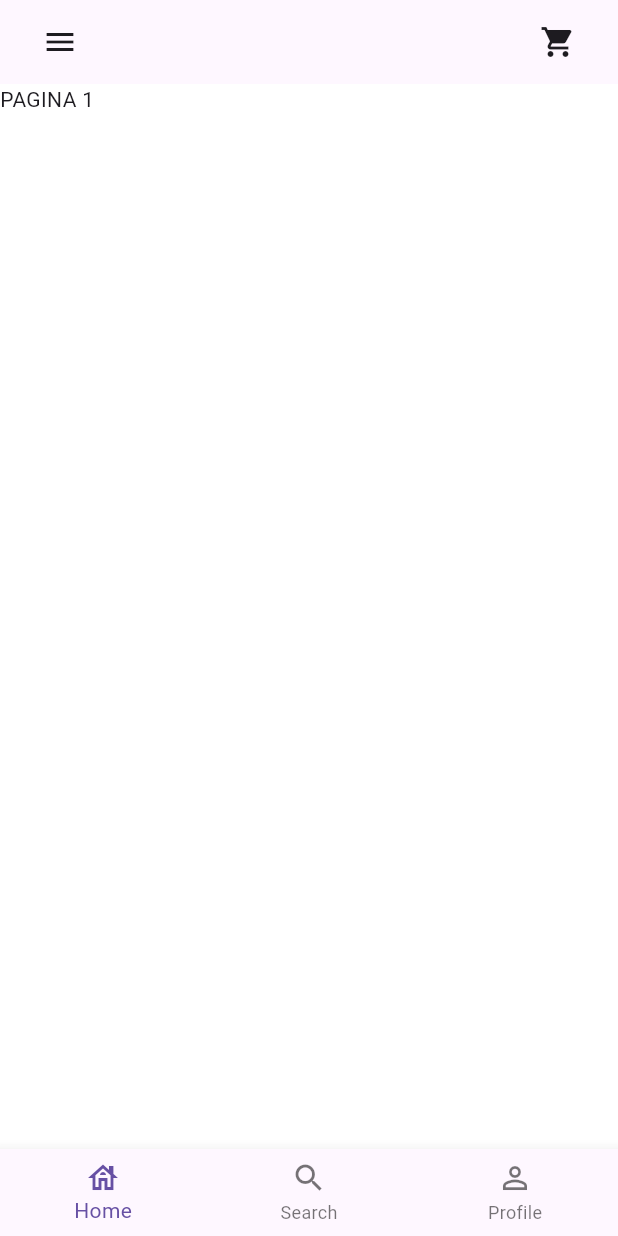
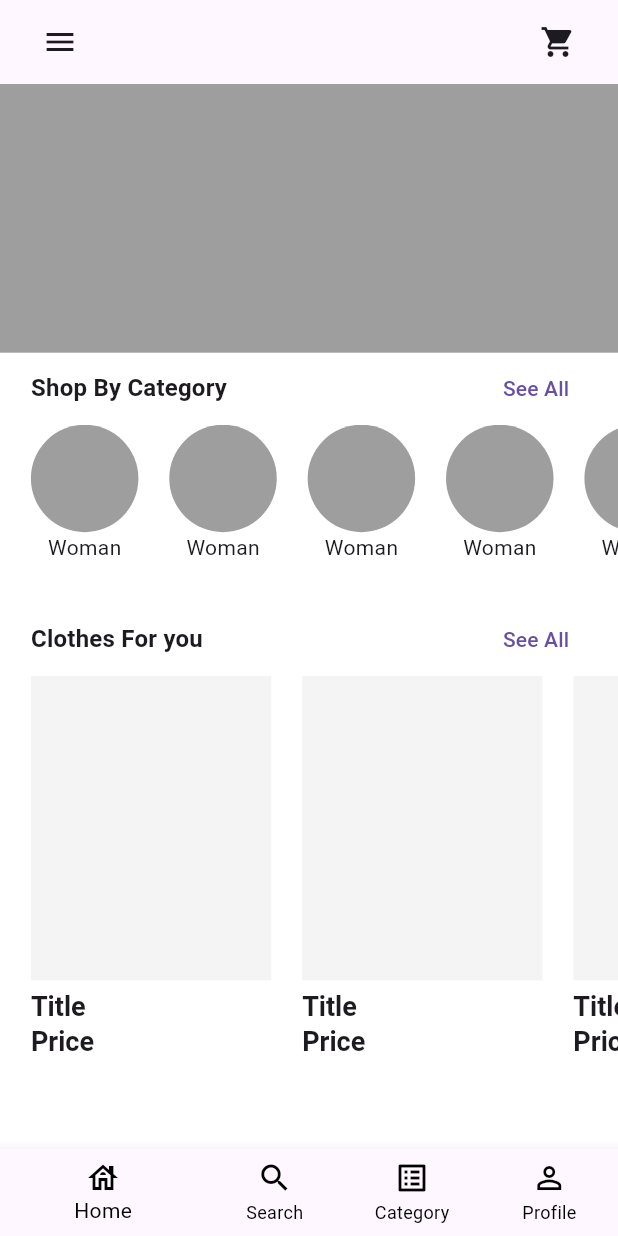
Before and after one commit to GilsonAndre/fake_store_challenge, a Flutter app: the screen it shows after launch, after a tap on the "menu" icon, on a phone screen of 412 x 824 dp. Run offline on Flutter 3.47's test engine with Material 3 defaults, Android fonts, the phone set to English and light mode, and no system bars; our stand-ins replace flutter_screenutil.

Commit message:
home page done and ready to api

```diff
--- a/lib/main.dart
+++ b/lib/main.dart
@@ -1,6 +1,7 @@
 import 'package:fake_store_one/ui/pages/aplication_page.dart';
 import 'package:fake_store_one/ui/resources/theme.dart';
 import 'package:flutter/material.dart';
+import 'package:flutter_screenutil/flutter_screenutil.dart';
 
 void main() {
   runApp(const MyApp());
@@ -13,9 +14,11 @@ class MyApp extends StatelessWidget {
 
   @override
   Widget build(BuildContext context) {
-    return MaterialApp(
-      theme: themeApp.themeLight(),
-      home: const AplicationPage(),
+    return ScreenUtilInit(
+      child: MaterialApp(
+        theme: themeApp.themeLight(),
+        home: const AplicationPage(),
+      ),
     );
   }
 }
--- a/lib/ui/pages/aplication_page.dart
+++ b/lib/ui/pages/aplication_page.dart
@@ -1,3 +1,4 @@
+import 'package:fake_store_one/ui/resources/strings.dart';
 import 'package:fake_store_one/ui/widgets/build_page.dart';
 import 'package:flutter/material.dart';
 
@@ -7,38 +8,31 @@ class AplicationPage extends StatelessWidget {
   @override
   Widget build(BuildContext context) {
     return Scaffold(
-      appBar: AppBar(
-        title: Row(
-          mainAxisAlignment: MainAxisAlignment.spaceBetween,
-          children: [
-            IconButton(
-              onPressed: () {},
-              icon: const Icon(Icons.menu),
-            ),
-            IconButton(
-              onPressed: () {},
-              icon: const Icon(Icons.shopping_cart),
-            ),
-          ],
-        ),
-      ),
       bottomNavigationBar: BottomNavigationBar(
+        currentIndex: 0,
+        unselectedItemColor: Colors.black,
+        selectedItemColor: Colors.black,
+        showUnselectedLabels: true,
         items: const [
           BottomNavigationBarItem(
-            label: 'Home',
+            label: Strings.bottomBarHome,
             icon: Icon(Icons.house_outlined),
           ),
           BottomNavigationBarItem(
-            label: 'Search',
+            label: Strings.bottomBarSearch,
             icon: Icon(Icons.search),
           ),
           BottomNavigationBarItem(
-            label: 'Profile',
+            label: Strings.bottomBarCategory,
+            icon: Icon(Icons.list_alt_outlined),
+          ),
+          BottomNavigationBarItem(
+            label: Strings.bottomBarProfile,
             icon: Icon(Icons.person_outline),
           ),
         ],
       ),
-      body: buildPage(1),
+      body: buildPage(0),
     );
   }
 }
--- /dev/null
+++ b/lib/ui/pages/home_page.dart
@@ -0,0 +1,113 @@
+import 'package:fake_store_one/ui/resources/colors.dart';
+import 'package:fake_store_one/ui/resources/strings.dart';
+import 'package:fake_store_one/ui/widgets/see_all_text.dart';
+import 'package:flutter/material.dart';
+import 'package:flutter_screenutil/flutter_screenutil.dart';
+
+class HomePage extends StatelessWidget {
+  const HomePage({super.key});
+
+  @override
+  Widget build(BuildContext context) {
+    return Scaffold(
+      appBar: AppBar(
+        title: Row(
+          mainAxisAlignment: MainAxisAlignment.spaceBetween,
+          children: [
+            IconButton(
+              onPressed: () {},
+              icon: const Icon(Icons.menu),
+            ),
+            IconButton(
+              onPressed: () {},
+              icon: const Icon(Icons.shopping_cart),
+            ),
+          ],
+        ),
+      ),
+      body: SingleChildScrollView(
+        child: Column(
+          children: [
+            //Banner for discounts or anything you want show for everyone
+            Container(
+              height: 150.h,
+              width: MediaQuery.of(context).size.width,
+              decoration: const BoxDecoration(color: Colors.grey),
+            ),
+            //shows every category
+            seeAllText(Strings.shopByCategory, context),
+            //category with photo and description
+            SizedBox(
+              height: 100.h,
+              width: MediaQuery.of(context).size.width,
+              child: ListView.builder(
+                itemCount: 15,
+                scrollDirection: Axis.horizontal,
+                itemBuilder: (context, index) {
+                  return Padding(
+                    padding: EdgeInsets.only(left: 18.0.w),
+                    child: Column(
+                      children: [
+                        GestureDetector(
+                          onTap: () {},
+                          child: Container(
+                            height: 60.h,
+                            width: 60.h,
+                            decoration: const BoxDecoration(
+                              color: Colors.grey,
+                              shape: BoxShape.circle,
+                            ),
+                          ),
+                        ),
+                        const Text('Woman'),
+                      ],
+                    ),
+                  );
+                },
+              ),
+            ),
+            //show only the clothes category
+            seeAllText(Strings.clothesForyou, context),
+            //show photo,name and price but don't show all clothes
+            SizedBox(
+              height: 500.h,
+              width: MediaQuery.of(context).size.width,
+              child: ListView.builder(
+                scrollDirection: Axis.horizontal,
+                itemCount: 15,
+                itemBuilder: (context, index) {
+                  return Padding(
+                    padding: EdgeInsets.only(
+                      left: 18.0.w,
+                    ),
+                    child: Column(
+                      crossAxisAlignment: CrossAxisAlignment.start,
+                      children: [
+                        Container(
+                          height: 170.h,
+                          width: 140.w,
+                          decoration: const BoxDecoration(
+                            color: AppColors.listViewBackgroundColor,
+                          ),
+                        ),
+                        SizedBox(height: 5.h),
+                        Text(
+                          'Title',
+                          style: Theme.of(context).textTheme.titleLarge,
+                        ),
+                        Text(
+                          'Price',
+                          style: Theme.of(context).textTheme.titleLarge,
+                        ),
+                      ],
+                    ),
+                  );
+                },
+              ),
+            )
+          ],
+        ),
+      ),
+    );
+  }
+}
--- a/lib/ui/resources/strings.dart
+++ b/lib/ui/resources/strings.dart
@@ -1,3 +1,10 @@
 class Strings {
   static const String appName = 'Fake Store Challange';
+  static const String bottomBarHome = 'Home';
+  static const String bottomBarSearch = 'Search';
+  static const String bottomBarProfile = 'Profile';
+  static const String bottomBarCategory = 'Category';
+  static const String shopByCategory = 'Shop By Category';
+  static const String seeAll = 'See All';
+  static const String clothesForyou = 'Clothes For you';
 }
--- a/lib/ui/resources/theme.dart
+++ b/lib/ui/resources/theme.dart
@@ -5,7 +5,15 @@ class ThemeApp {
   ThemeData themeLight() {
     return ThemeData(
       scaffoldBackgroundColor: AppColors.scaffoldBackGroundColor,
-
+      textTheme: const TextTheme(
+        titleMedium: TextStyle(
+          fontWeight: FontWeight.bold,
+        ),
+        titleLarge: TextStyle(
+          fontWeight: FontWeight.bold,
+          fontSize: 18
+        ),
+      ),
     );
   }
 }
--- a/lib/ui/widgets/build_page.dart
+++ b/lib/ui/widgets/build_page.dart
@@ -1,10 +1,12 @@
+import 'package:fake_store_one/ui/pages/home_page.dart';
 import 'package:flutter/material.dart';
 
 Widget buildPage(int index) {
   List<Widget> tabs = [
-    Text('PAGINA 0'),
-    Text('PAGINA 1'),
-    Text('PAGINA 2'),
+    const HomePage(),
+    const Text('PAGINA 1'),
+    const Text('PAGINA 2'),
+    const Text('PAGINA 3'),
   ];
   return tabs[index];
 }
--- /dev/null
+++ b/lib/ui/widgets/see_all_text.dart
@@ -0,0 +1,23 @@
+import 'package:fake_store_one/ui/resources/strings.dart';
+import 'package:flutter/material.dart';
+import 'package:flutter_screenutil/flutter_screenutil.dart';
+
+//widget responsable for do category + see all
+Widget seeAllText(String categoryName, BuildContext context) {
+  return Padding(
+    padding: EdgeInsets.symmetric(horizontal: 18.0.w),
+    child: Row(
+      mainAxisAlignment: MainAxisAlignment.spaceBetween,
+      children: [
+        Text(
+          categoryName,
+          style: Theme.of(context).textTheme.titleMedium,
+        ),
+        TextButton(
+          onPressed: () {},
+          child: const Text(Strings.seeAll),
+        ),
+      ],
+    ),
+  );
+}
```
